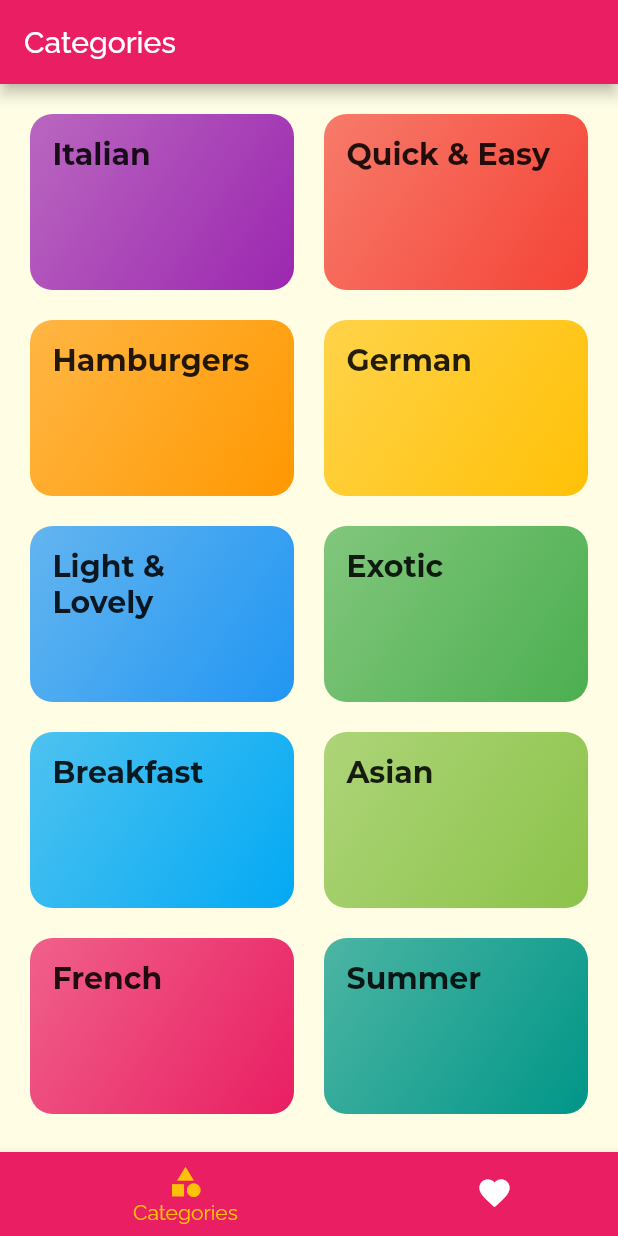
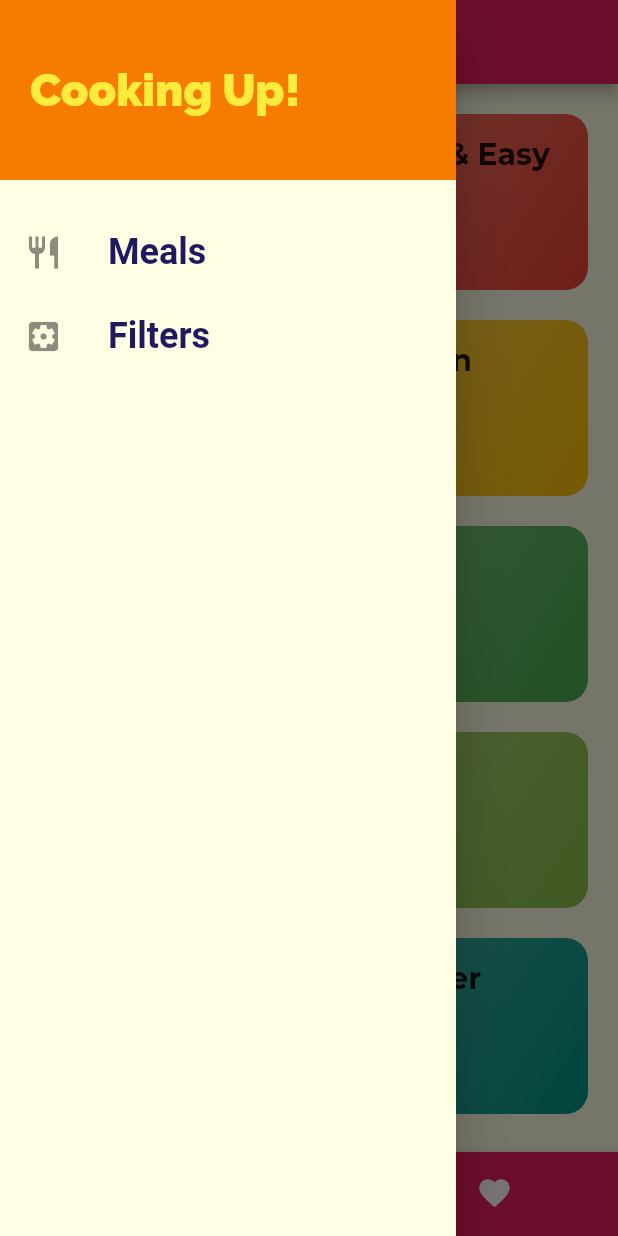
Before and after one commit to baradipavan2017/mealsapp, a Flutter app: the screen it shows after launch, with the side drawer open (before the commit the screen has no drawer), on a phone screen of 412 x 824 dp. Run offline on Flutter 3.47's test engine with Material 2 defaults, Android fonts, the phone set to English and light mode, and no system bars; Roboto replaces fonts that are missing (RobotoCondensed).

Commit message:
added drawer to the main screen and added listtiles to drawer

```diff
--- a/lib/main.dart
+++ b/lib/main.dart
@@ -1,4 +1,5 @@
 import 'package:flutter/material.dart';
+import './screens/filters_screen.dart';
 import './screens/categories_screen.dart';
 import './screens/category_meals_screen.dart';
 import './screens/meal_detail_screen.dart';
@@ -31,6 +32,7 @@ class MyApp extends StatelessWidget {
         '/': (ctx) => TabsScreen(),
         CategoryMealsScreen.routeName: (ctx) => CategoryMealsScreen(),
         MealDetailScreen.routeName: (ctx) => MealDetailScreen(),
+        FiltersScreen.routeName: (ctx) => FiltersScreen(),
       },
       // onGenerateRoute: (settiings) {
       //   print(settiings.arguments);
--- /dev/null
+++ b/lib/screens/filters_screen.dart
@@ -0,0 +1,11 @@
+import 'package:flutter/material.dart';
+
+class FiltersScreen extends StatelessWidget {
+  static const routeName = '/filters';
+  @override
+  Widget build(BuildContext context) {
+    return Center(
+      child: Text('Filters Screen'),
+    );
+  }
+}
--- a/lib/screens/tabs_screen.dart
+++ b/lib/screens/tabs_screen.dart
@@ -1,6 +1,7 @@
 import 'package:flutter/material.dart';
-import 'package:meals_app/screens/categories_screen.dart';
-import 'package:meals_app/screens/favorites_screen.dart';
+import './categories_screen.dart';
+import './favorites_screen.dart';
+import '../widgets/main_drawer.dart';
 
 class TabsScreen extends StatefulWidget {
   @override
@@ -26,6 +27,7 @@ class _TabsScreenState extends State<TabsScreen> {
       appBar: AppBar(
         title: Text(_pages[_selectedPageIndex]['title']),
       ),
+      drawer: MainDrawer(),
       body: _pages[_selectedPageIndex]['page'],
       bottomNavigationBar: BottomNavigationBar(
         onTap: _selectPage,
--- /dev/null
+++ b/lib/widgets/main_drawer.dart
@@ -0,0 +1,64 @@
+import 'package:flutter/material.dart';
+import 'package:meals_app/screens/filters_screen.dart';
+
+class MainDrawer extends StatelessWidget {
+  Widget buildListTile(String title, IconData icon, Function typehandler) {
+    return ListTile(
+      leading: Icon(
+        icon,
+        size: 26,
+      ),
+      title: Text(
+        title,
+        style: TextStyle(
+          fontFamily: 'RobotoCondensed',
+          fontSize: 24,
+          fontWeight: FontWeight.bold,
+        ),
+      ),
+      onTap: typehandler,
+    );
+  }
+
+  @override
+  Widget build(BuildContext context) {
+    return Drawer(
+      child: Column(
+        children: <Widget>[
+          Container(
+            height: 120,
+            width: double.infinity,
+            padding: EdgeInsets.all(20),
+            alignment: Alignment.centerLeft,
+            color: Colors.orange[700],
+            child: Text(
+              'Cooking Up!',
+              style: TextStyle(
+                fontWeight: FontWeight.w900,
+                fontSize: 30,
+                color: Colors.yellow,
+              ),
+            ),
+          ),
+          SizedBox(
+            height: 20,
+          ),
+          buildListTile(
+            'Meals',
+            Icons.restaurant,
+            () {
+              Navigator.of(context).pushNamed('/');
+            },
+          ),
+          buildListTile(
+            'Filters',
+            Icons.settings_applications,
+            () {
+              Navigator.of(context).pushNamed(FiltersScreen.routeName);
+            },
+          ),
+        ],
+      ),
+    );
+  }
+}
```
